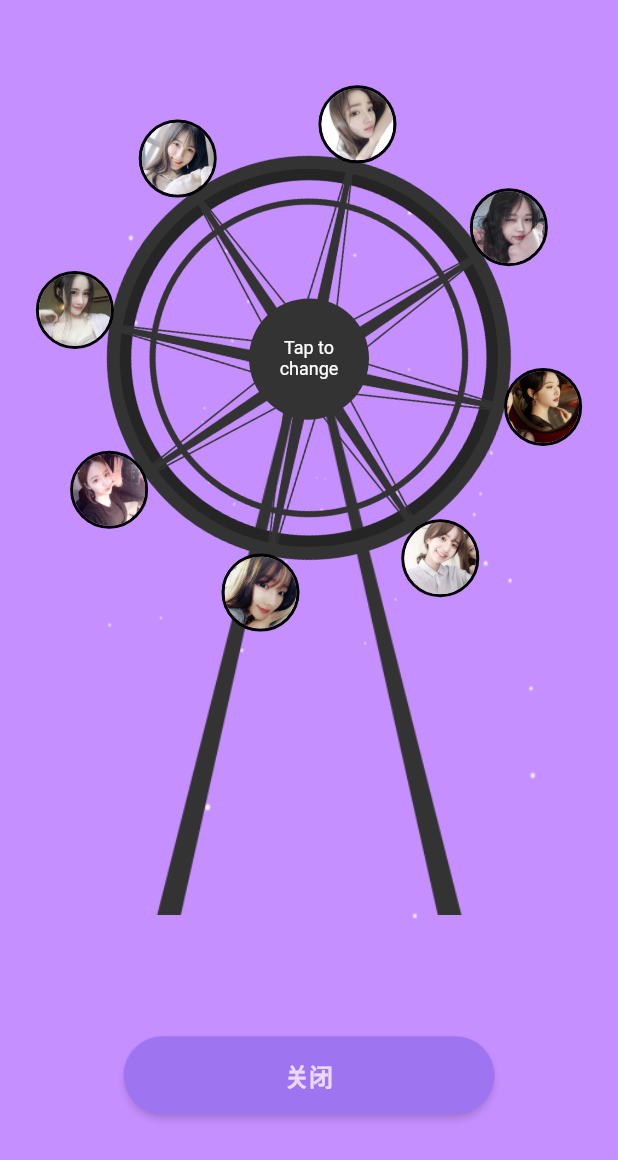
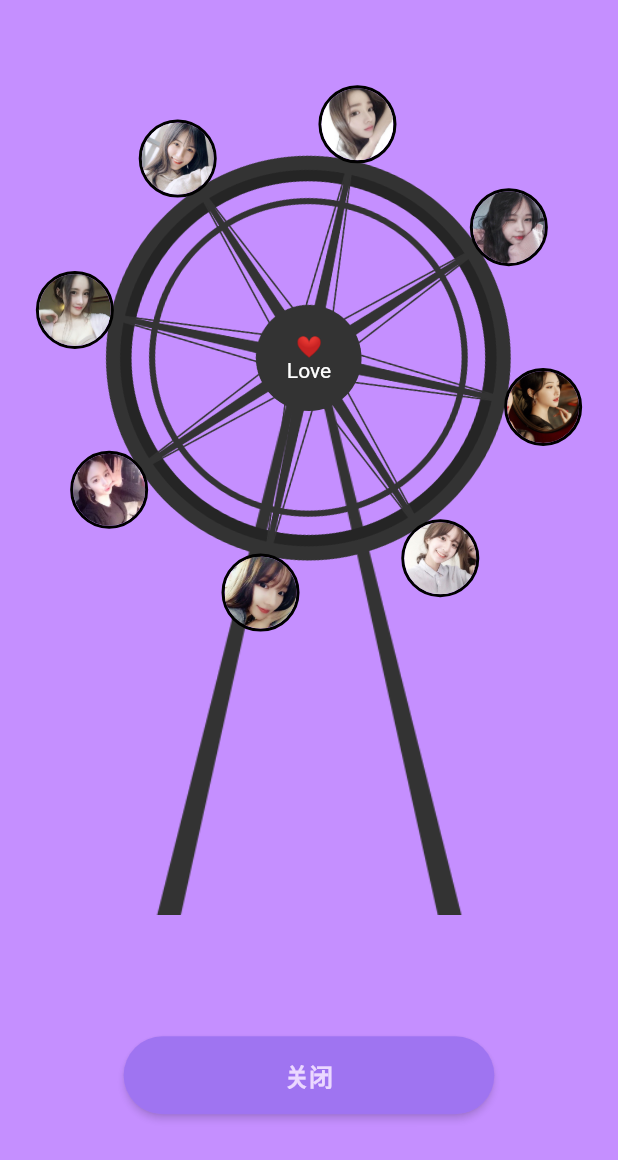
Before and after one commit to Wing-Li/flutter_animation_collection, a Flutter app: the FerrisWheelPage screen opened directly, on a phone screen of 412 x 824 dp. Shown: the top 1160 px of the screen. Run offline on Flutter 3.47's test engine with Material 2 defaults, Android fonts, the phone set to English and light mode, and no system bars; missing offline and left inert: flutter_appears_randomly.

Commit message:
添加摩天轮效果

```diff
--- a/lib/page/ferriswheel/ferris_wheel_page.dart
+++ b/lib/page/ferriswheel/ferris_wheel_page.dart
@@ -35,8 +35,8 @@ class _FerrisWheelPageState extends BaseState<FerrisWheelPage> {
       backgroundColor: Color(0xFFC58FFF),
       body: Container(
         decoration: BoxDecoration(
-          image: DecorationImage(image: AssetImage(MyUtils.getImage("bg_anim", format: "webp")), fit: BoxFit.fill),
-        ),
+            // image: DecorationImage(image: AssetImage(MyUtils.getImage("bg_anim", format: "webp")), fit: BoxFit.fill),
+            ),
         child: Column(
           children: [
             Spacer(flex: 1),
@@ -77,22 +77,22 @@ class _FerrisWheelPageState extends BaseState<FerrisWheelPage> {
           ),
         ),
         Positioned(
-          top: ferrisWidth / 2 - 80 / 2,
+          top: (ferrisWidth - 70) / 2,
           left: 0,
           right: 0,
           child: Container(
             alignment: Alignment.topCenter,
             child: Container(
-              width: 80,
-              height: 80,
+              width: 70,
+              height: 70,
               decoration: BoxDecoration(
                 color: Color(0xFF333333),
                 borderRadius: BorderRadius.circular(68),
               ),
               alignment: Alignment.center,
               child: Text(
-                "Tap to\nchange",
-                style: TextStyle(color: Colors.white, fontSize: 12),
+                "❤\nLove",
+                style: TextStyle(color: Colors.white, fontSize: 14),
                 textAlign: TextAlign.center,
               ),
             ),
```
Also changed, not shown: assets/images/img_mtl.png.
